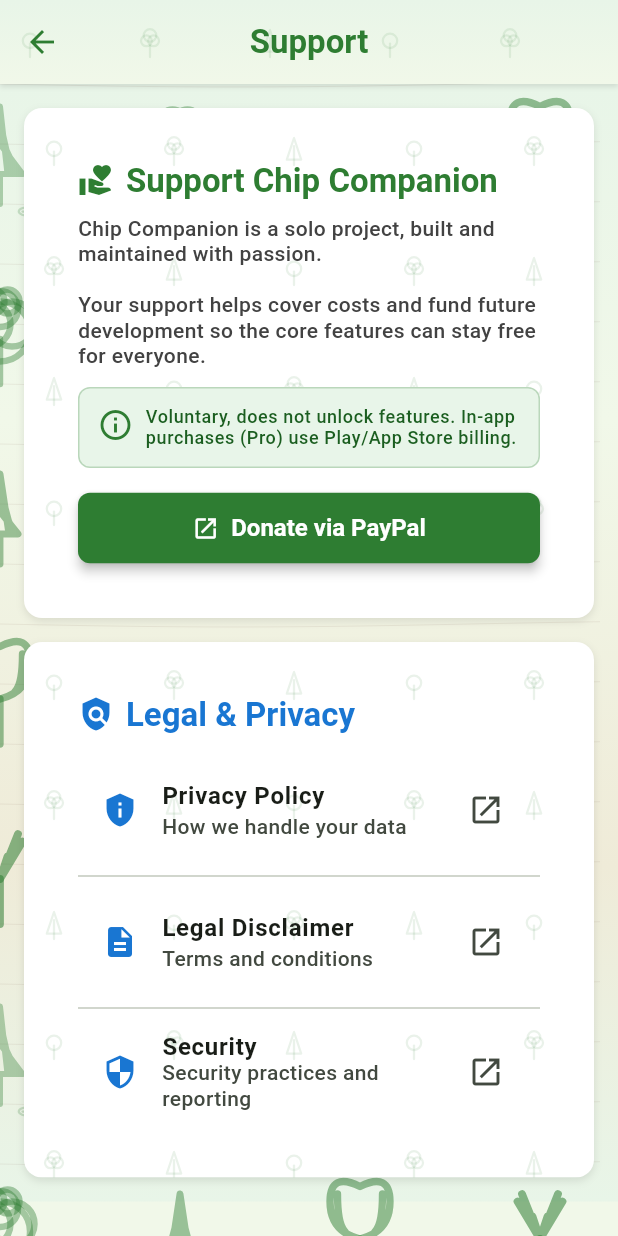
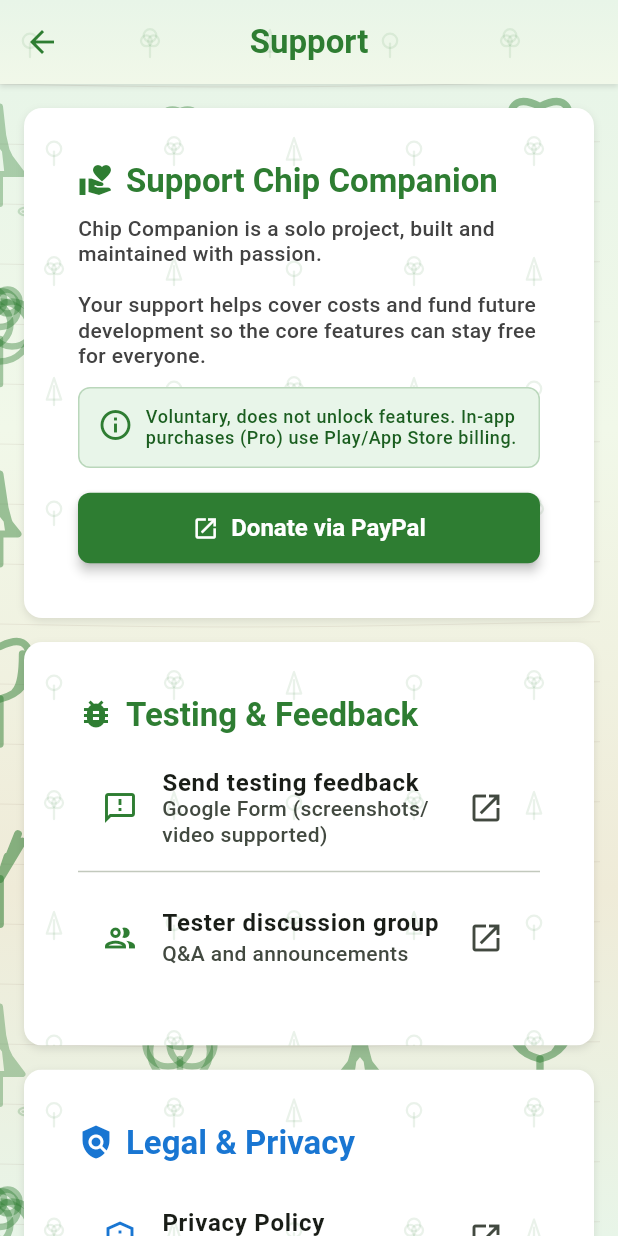
Before and after one commit to nickotmazgin/chip_companion, a Flutter app: the SupportScreen screen opened by its route, on a phone screen of 412 x 824 dp. Run offline on Flutter 3.47's test engine with Material 3 defaults, Android fonts, the phone set to English and light mode, and no system bars; our stand-ins replace device_info_plus, flutter_blue_plus, in_app_purchase, js, package_info_plus, permission_handler and 1 more; missing offline and left inert: nfc_manager; accounts and stored records are empty.

Commit message:
chore(test): add feedback Form/Group links across app & docs; fix repo links; support buttons

```diff
--- a/lib/constants/docs_links.dart
+++ b/lib/constants/docs_links.dart
@@ -1,5 +1,6 @@
 /// Documentation links for Chip Companion
 /// All links point to the public GitHub repository
+library;
 
 const kDocsBase = 'https://github.com/nickotmazgin/chip_companion/blob/main';
 const kPrivacyUrl = '$kDocsBase/PRIVACY_POLICY.md';
@@ -8,3 +9,8 @@
 const kOfflinePolicyUrl = '$kDocsBase/OFFLINE_MODE_POLICY.md';
 const kTesterGuideUrl = '$kDocsBase/TESTER_GUIDE.md';
 const kStoreListingUrl = '$kDocsBase/STORE_LISTING.md';
+
+/// Tester links
+const kFormUrl = 'https://forms.gle/dxXyizEu975v1xHd8';
+const kGroupUrl = 'https://groups.google.com/g/chip-companion-testers';
+const kOptInUrl = 'https://play.google.com/apps/testing/com.chipcompanion.app.chip_companion';
--- a/lib/screens/support_screen.dart
+++ b/lib/screens/support_screen.dart
@@ -199,6 +199,48 @@
                       ),
                     ),
                   const SizedBox(height: 16),
+                  // Testing & Feedback Section
+                  TreeBackgroundCard(
+                    treeOpacity: 0.1,
+                    child: Padding(
+                      padding: const EdgeInsets.all(20),
+                      child: Column(
+                        crossAxisAlignment: CrossAxisAlignment.start,
+                        children: [
+                          Row(
+                            children: [
+                              const Icon(Icons.bug_report, color: Color(0xFF2E7D32)),
+                              const SizedBox(width: 8),
+                              Text(
+                                'Testing & Feedback',
+                                style: Theme.of(context).textTheme.titleLarge?.copyWith(
+                                      fontWeight: FontWeight.bold,
+                                      color: const Color(0xFF2E7D32),
+                                    ),
+                              ),
+                            ],
+                          ),
+                          const SizedBox(height: 16),
+                          ListTile(
+                            leading: const Icon(Icons.feedback_outlined, color: Color(0xFF2E7D32)),
+                            title: const Text('Send testing feedback'),
+                            subtitle: const Text('Google Form (screenshots/video supported)'),
+                            trailing: const Icon(Icons.open_in_new),
+                            onTap: () => _openUrl(context, kFormUrl, 'Error opening feedback form'),
+                          ),
+                          const Divider(),
+                          ListTile(
+                            leading: const Icon(Icons.group_outlined, color: Color(0xFF2E7D32)),
+                            title: const Text('Tester discussion group'),
+                            subtitle: const Text('Q&A and announcements'),
+                            trailing: const Icon(Icons.open_in_new),
+                            onTap: () => _openUrl(context, kGroupUrl, 'Error opening tester group'),
+                          ),
+                        ],
+                      ),
+                    ),
+                  ),
+                  const SizedBox(height: 16),
                   // Legal & Privacy Section
                   TreeBackgroundCard(
                     treeOpacity: 0.1,
@@ -222,7 +264,7 @@
                           ),
                           const SizedBox(height: 16),
                           ListTile(
-                            leading: const Icon(Icons.privacy_tip, color: Color(0xFF1976D2)),
+                            leading: const Icon(Icons.privacy_tip_outlined, color: Color(0xFF1976D2)),
                             title: const Text('Privacy Policy'),
                             subtitle: const Text('How we handle your data'),
                             trailing: const Icon(Icons.open_in_new),
@@ -230,7 +272,7 @@
                           ),
                           const Divider(),
                           ListTile(
-                            leading: const Icon(Icons.description, color: Color(0xFF1976D2)),
+                            leading: const Icon(Icons.gavel_outlined, color: Color(0xFF1976D2)),
                             title: const Text('Legal Disclaimer'),
                             subtitle: const Text('Terms and conditions'),
                             trailing: const Icon(Icons.open_in_new),
@@ -238,7 +280,7 @@
                           ),
                           const Divider(),
                           ListTile(
-                            leading: const Icon(Icons.security, color: Color(0xFF1976D2)),
+                            leading: const Icon(Icons.shield_outlined, color: Color(0xFF1976D2)),
                             title: const Text('Security'),
                             subtitle: const Text('Security practices and reporting'),
                             trailing: const Icon(Icons.open_in_new),
```
Also changed, not shown: 5 other files.
